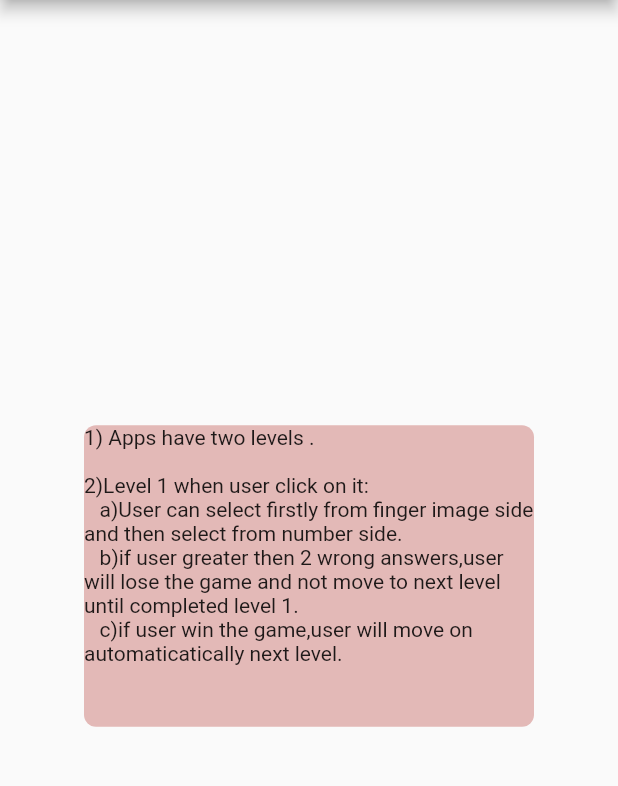
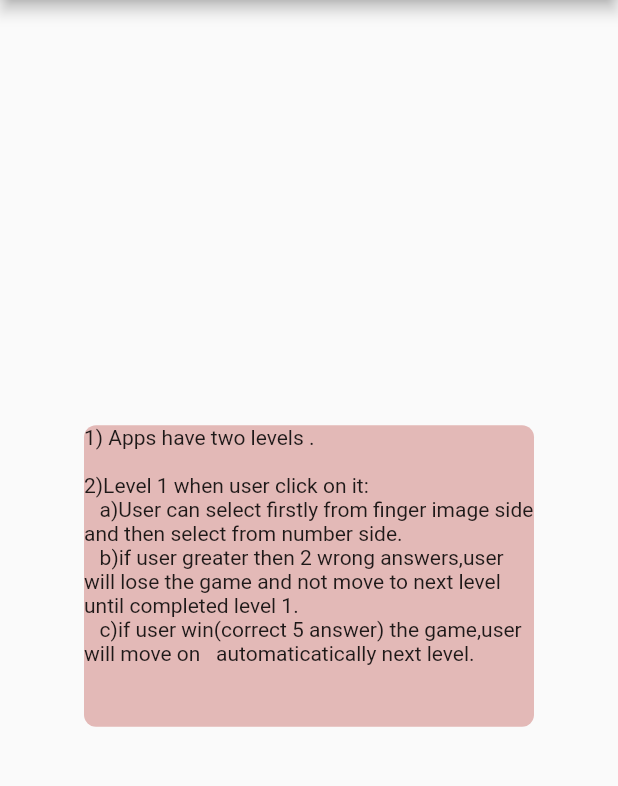
Before and after one commit to zeeshi045/Flutter-Projects, a Flutter app: the screen it shows after launch, in the side drawer, after a tap on "Game Rule", on a phone screen of 412 x 824 dp, the part 84-870 px from its top. Run offline on Flutter 3.47's test engine with Material 2 defaults, Android fonts, the phone set to English and light mode, and no system bars; our stand-ins replace animated_background, assets_audio_player, auto_size_text, get.

Commit message:
complete
final

```diff
--- a/matching_game/lib/main.dart
+++ b/matching_game/lib/main.dart
@@ -705,9 +705,6 @@ class _sendState extends State<send> with TickerProviderStateMixin{
               ],
             )
         ),
-        child: SingleChildScrollView(
-          child: Padding(
-            padding: const EdgeInsets.all(8.0),
         child: AnimatedBackground(
              behaviour: RandomParticleBehaviour(
                 options: ParticleOptions(
@@ -719,6 +716,20 @@ class _sendState extends State<send> with TickerProviderStateMixin{
                  )
             ),
              vsync: this,
+          child: SingleChildScrollView(
+            child: Padding(
+              padding: const EdgeInsets.all(8.0),
+              // child: AnimatedBackground(
+              //   behaviour: RandomParticleBehaviour(
+              //       options: ParticleOptions(
+              //         spawnMaxRadius: 15,
+              //         spawnMinSpeed: 10,
+              //         particleCount: 60,
+              //         minOpacity: 0.3,
+              //         baseColor: Colors.white10,
+              //       )
+              //   ),
+              //   vsync: this,
                 child: Column(
                   children:[
                     Text('Level 2',
@@ -1147,7 +1158,7 @@ class gamer extends StatelessWidget {
               crossAxisAlignment:CrossAxisAlignment.start ,
               children:[
                 Text('1) Apps have two levels .\n'),
-                Text('2)Level 1 when user click on it: \n   a)User can select firstly from finger image side   and then select from number side.\n   b)if user greater then 2 wrong answers,user   will lose the game and not move to next level   until completed level 1.\n   c)if user win the game,user will move on   automaticatically next level.'),
+                Text('2)Level 1 when user click on it: \n   a)User can select firstly from finger image side   and then select from number side.\n   b)if user greater then 2 wrong answers,user   will lose the game and not move to next level   until completed level 1.\n   c)if user win(correct 5 answer) the game,user will move on   automaticatically next level.'),
               ],
             ),
           ),
```
Lines whose indentation alone changed are shown as unchanged.
